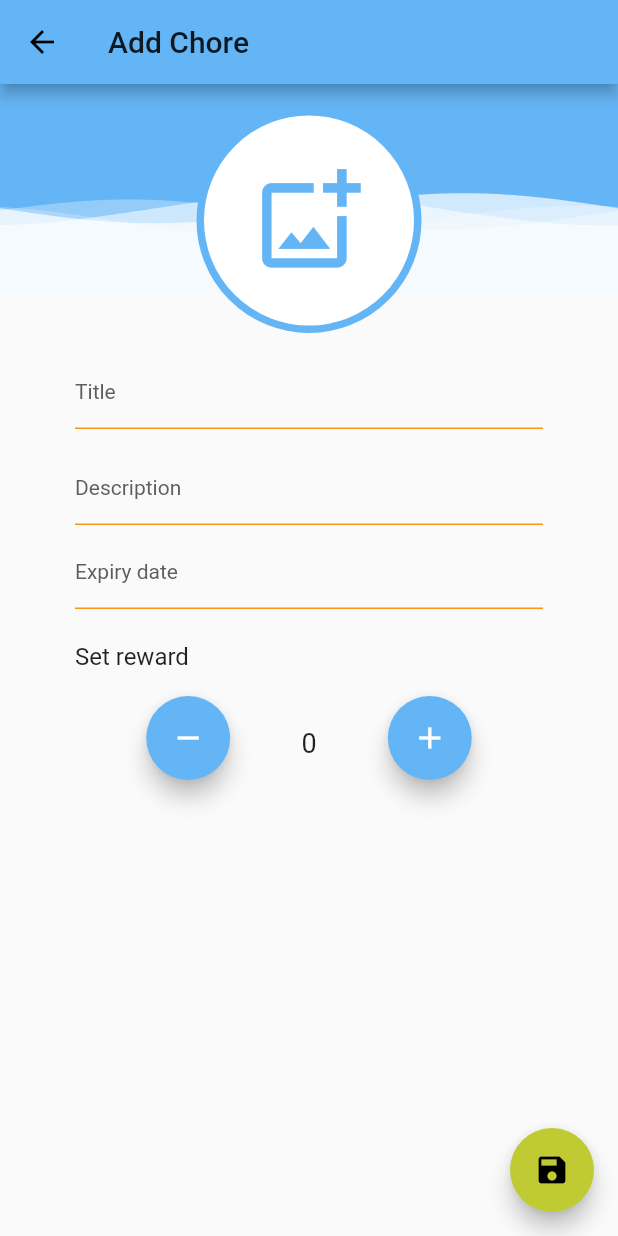
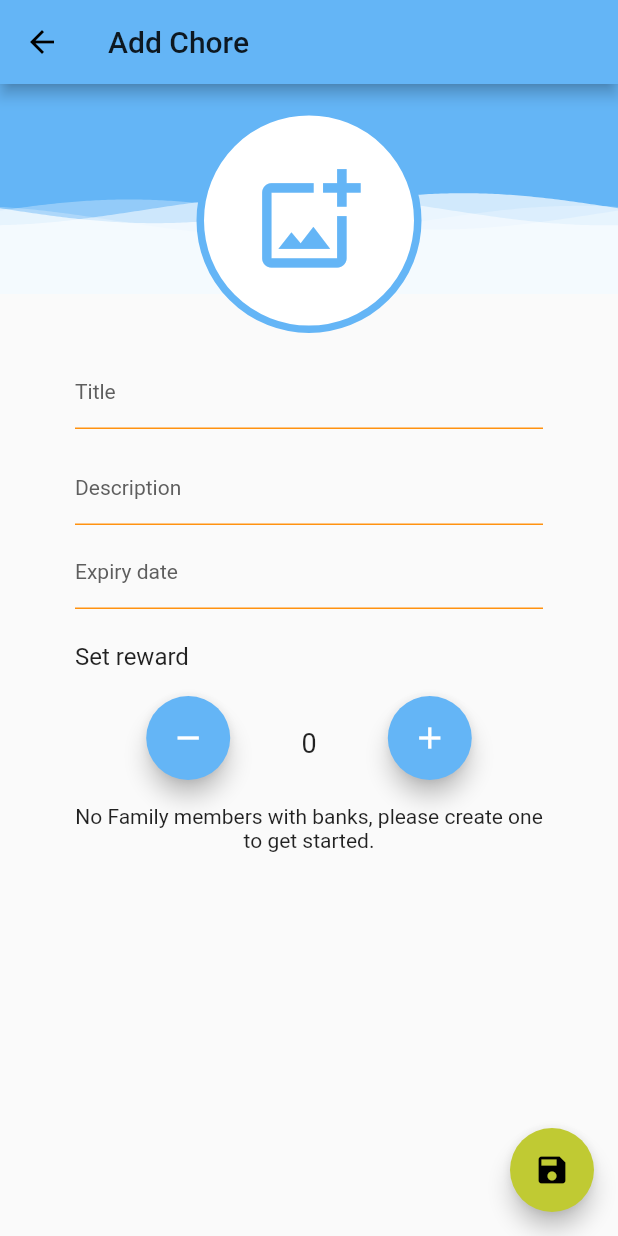
Before and after one commit to martipello/chore_rewards, a Flutter app: the AddChoreView screen opened directly with empty values, on a phone screen of 412 x 824 dp. Run offline on Flutter 3.47's test engine with Material 2 defaults, Android fonts, the light colour scheme and no system bars; drawn by our look-alikes of datetime_picker_formfield, wave; our stand-ins replace built_collection, built_value, cloud_firestore, firebase_auth, firebase_core, firebase_storage and 7 more; accounts and stored records are empty.

```diff
--- a/lib/chores/add_chore_view.dart
+++ b/lib/chores/add_chore_view.dart
@@ -9,6 +9,7 @@ import 'package:wave/wave.dart';
 
 import '../api/utils/api_response.dart';
 import '../dependency_injection_container.dart';
+import '../family_member/family_member_picker.dart';
 import '../models/chore.dart';
 import '../shared_widgets/image_picker_bottom_sheet.dart';
 import '../theme/base_theme.dart';
@@ -117,6 +118,10 @@ class _AddChoreViewState extends State<AddChoreView> {
                                     height: 16,
                                   ),
                                   _buildRewardCounter(),
+                                  SizedBox(
+                                    height: 16,
+                                  ),
+                                  _buildFamilyMemberPicker(),
                                   SizedBox(
                                     height: 72,
                                   ),
@@ -230,7 +235,8 @@ class _AddChoreViewState extends State<AddChoreView> {
     );
   }
 
-  BorderSide _buildBorderSide(BuildContext context) => BorderSide(
+  BorderSide _buildBorderSide(BuildContext context) =>
+      BorderSide(
         width: 5,
         color: colors(context).primary,
       );
@@ -383,4 +389,9 @@ class _AddChoreViewState extends State<AddChoreView> {
       waveAmplitude: 0,
     );
   }
+
+  Widget _buildFamilyMemberPicker() {
+    return FamilyMemberPicker(
+      familyId: widget.familyId, selectedFamilyMember: _choreViewModel.setAllocatedFamilyMember,);
   }
+}
--- a/lib/chores/chore_detail_view.dart
+++ b/lib/chores/chore_detail_view.dart
@@ -97,7 +97,8 @@ class ChoreDetailView extends StatelessWidget {
                             size: 150,
                           );
                         },
-                        )),
+                      ),
+                    ),
                   ),
                 ),
               ),
--- a/lib/families/family_detail_view.dart
+++ b/lib/families/family_detail_view.dart
@@ -201,7 +201,7 @@ class _MyAppSpace extends StatelessWidget {
 
   Widget getImage(Family family, String imagePath) {
     return Hero(
-      tag: '${family.id}${family.image}',
+      tag: '${family.name}${family.image}',
       child: Image.network(
         imagePath,
         height: 250,
@@ -215,7 +215,7 @@ class _MyAppSpace extends StatelessWidget {
     return Padding(
       padding: padding,
       child: Hero(
-        tag: '${family.id}${family.name}',
+        tag: '${family.id}${family.name}${family.image}',
         child: Material(
           type: MaterialType.transparency,
           child: Text(
--- /dev/null
+++ b/lib/family_member/family_member_picker.dart
@@ -0,0 +1,64 @@
+import 'package:cloud_firestore/cloud_firestore.dart';
+import 'package:flutter/material.dart';
+
+import '../dependency_injection_container.dart';
+import 'family_member_tile.dart';
+import '../models/family.dart';
+import '../models/family_member.dart';
+import '../theme/chores_app_text.dart';
+import '../view_models/family/family_member_view_model.dart';
+
+class FamilyMemberPicker extends StatelessWidget {
+  FamilyMemberPicker({
+    Key? key,
+    required this.familyId,
+    required this.selectedFamilyMember,
+  }) : super(key: key);
+
+  final String familyId;
+  final ValueChanged<FamilyMember?> selectedFamilyMember;
+
+  final _familyViewModel = getIt.get<FamilyMemberViewModel>();
+
+  @override
+  Widget build(BuildContext context) {
+    return StreamBuilder<DocumentSnapshot<Family>>(
+      stream: _familyViewModel.getFamily(familyId),
+      builder: (context, snapshot) {
+        if (snapshot.hasData) {
+          if (snapshot.data?.data()?.familyMembers.isNotEmpty == true) {
+            return DropdownButtonFormField<FamilyMember>(
+              onChanged: selectedFamilyMember,
+              hint: Text('Select a family member?', style: ChoresAppText.body4Style,),
+              items: snapshot.data?.data()?.familyMembers.toList().map(_buildFamilyMemberDropDownMenuItem).toList(),
+            );
+          } else {
+            return Text(
+              'No Family members with banks, please create one to get started.',
+              textAlign: TextAlign.center,
+            );
+          }
+        } else {
+          return Center(
+            child: CircularProgressIndicator(),
+          );
+        }
+      },
+    );
+  }
+
+  DropdownMenuItem<FamilyMember> _buildFamilyMemberDropDownMenuItem(FamilyMember familyMember) {
+    return DropdownMenuItem<FamilyMember>(
+      value: familyMember,
+      onTap: () {
+        selectedFamilyMember.call(familyMember);
+      },
+      child: SizedBox(
+        width: 100,
+        child: FamilyMemberTile(
+          familyMember: familyMember,
+        ),
+      ),
+    );
+  }
+}
--- a/lib/shared_widgets/circle_image.dart
+++ b/lib/shared_widgets/circle_image.dart
@@ -22,6 +22,9 @@ class CircleImage extends StatelessWidget {
         future: _imageRepository.getImageUrlForImagePath(imagePath),
         builder: (context, snapshot) {
           if (snapshot.hasData) {
+            if (snapshot.data == null || snapshot.data?.isEmpty == true) {
+              return _buildLoadingImage();
+            }
             return ClipRRect(
                 borderRadius: BorderRadius.circular(180),
                 child: Image.network(
--- a/lib/view_models/chore/chore_view_model.dart
+++ b/lib/view_models/chore/chore_view_model.dart
@@ -1,6 +1,7 @@
 import 'dart:io';
 
 import 'package:built_collection/built_collection.dart';
+import 'package:chore_rewards/models/family_member.dart';
 import 'package:rxdart/rxdart.dart';
 
 import '../../api/utils/api_response.dart';
@@ -87,6 +88,11 @@ class ChoreViewModel {
     }
   }
 
+  void setAllocatedFamilyMember(FamilyMember? familyMember) {
+    final chore = choreStream.value.rebuild((b) => b..allocatedToFamilyMember = familyMember?.toBuilder());
+    choreStream.add(chore);
+  }
+
   void dispose() {
     saveChoreResult.close();
     choreStream.close();
```
Also changed, not shown: lib/families/family_tile.dart (+7 -1 lines), lib/family_member/family_member_tile.dart (+10 -5 lines). Lines whose indentation alone changed are shown as unchanged.
